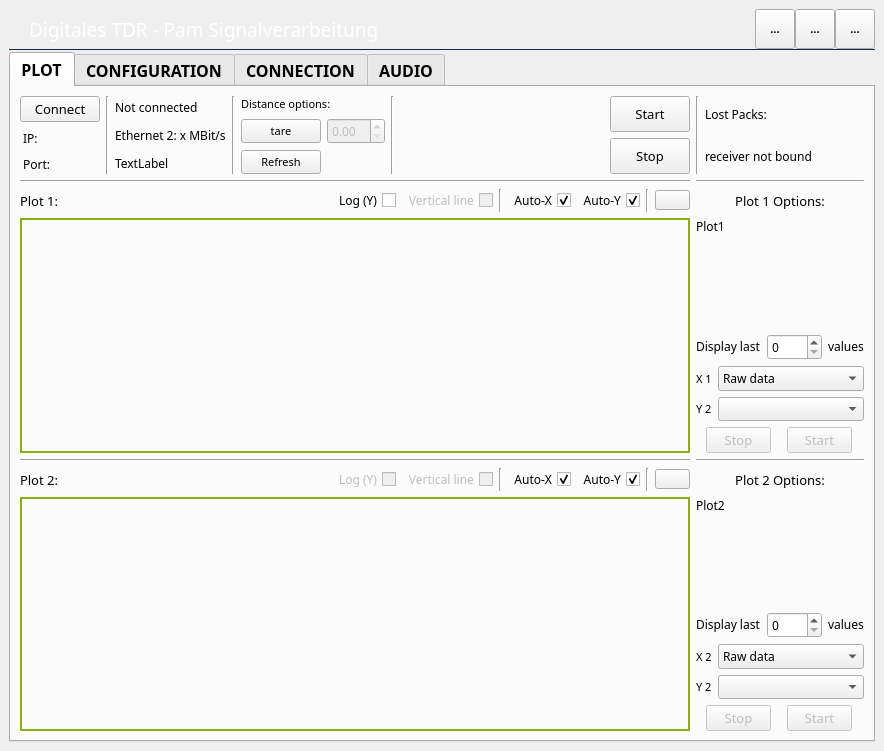
Before: the Qt Designer form resources/Mainwindow.ui in arongrk/Pam, drawn with Qt 5.
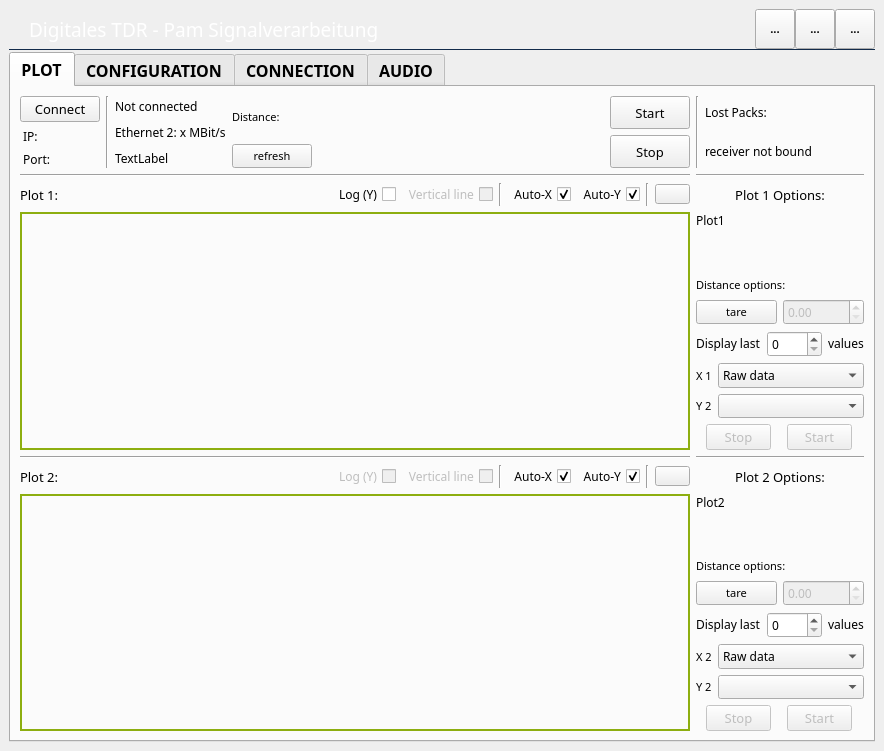
After: the same form once the commit is applied. Icons and pictures are not drawn. Custom widgets are drawn as their Qt base class.

Commit message: A lot of improvements, most double functions gone, buggs fixed on connecting and disconnecting plots

```diff
--- a/resources/Mainwindow.ui
+++ b/resources/Mainwindow.ui
@@ -439,7 +439,7 @@
             </item>
             <item row="6" column="1">
              <layout class="QGridLayout" name="gridLayout_5">
-              <item row="3" column="0">
+              <item row="4" column="0">
                <layout class="QHBoxLayout" name="horizontalLayout_4">
                 <item>
                  <widget class="QLabel" name="label_18">
@@ -500,7 +500,7 @@
                 </item>
                </layout>
               </item>
-              <item row="6" column="0">
+              <item row="7" column="0">
                <layout class="QHBoxLayout" name="horizontalLayout_6">
                 <item>
                  <widget class="QPushButton" name="stop_plot2">
@@ -558,24 +558,6 @@
                 </item>
                </layout>
               </item>
-              <item row="0" column="0">
-               <widget class="QLabel" name="label_22">
-                <property name="font">
-                 <font>
-                  <family>RubFlama</family>
-                  <pointsize>9</pointsize>
-                  <weight>50</weight>
-                  <bold>false</bold>
-                 </font>
-                </property>
-                <property name="text">
-                 <string>Plot2</string>
-                </property>
-                <property name="textInteractionFlags">
-                 <set>Qt::LinksAccessibleByMouse|Qt::TextSelectableByKeyboard|Qt::TextSelectableByMouse</set>
-                </property>
-               </widget>
-              </item>
               <item row="1" column="0">
                <spacer name="verticalSpacer">
                 <property name="orientation">
@@ -589,7 +571,7 @@
                 </property>
                </spacer>
               </item>
-              <item row="4" column="0">
+              <item row="5" column="0">
                <layout class="QFormLayout" name="formLayout_4">
                 <item row="0" column="1">
                  <widget class="QComboBox" name="x_data_box2">
@@ -642,6 +624,67 @@
                 </item>
                </layout>
               </item>
+              <item row="0" column="0">
+               <widget class="QLabel" name="label_22">
+                <property name="font">
+                 <font>
+                  <family>RubFlama</family>
+                  <pointsize>9</pointsize>
+                  <weight>50</weight>
+                  <bold>false</bold>
+                 </font>
+                </property>
+                <property name="text">
+                 <string>Plot2</string>
+                </property>
+                <property name="textInteractionFlags">
+                 <set>Qt::LinksAccessibleByMouse|Qt::TextSelectableByKeyboard|Qt::TextSelectableByMouse</set>
+                </property>
+               </widget>
+              </item>
+              <item row="2" column="0">
+               <layout class="QVBoxLayout" name="verticalLayout_12">
+                <item>
+                 <widget class="QLabel" name="label_39">
+                  <property name="text">
+                   <string>Distance options:</string>
+                  </property>
+                  <property name="alignment">
+                   <set>Qt::AlignLeading|Qt::AlignLeft|Qt::AlignVCenter</set>
+                  </property>
+                 </widget>
+                </item>
+                <item>
+                 <layout class="QHBoxLayout" name="horizontalLayout_13">
+                  <property name="spacing">
+                   <number>6</number>
+                  </property>
+                  <item>
+                   <widget class="QPushButton" name="tare_distance_button_2">
+                    <property name="text">
+                     <string>tare</string>
+                    </property>
+                   </widget>
+                  </item>
+                  <item>
+                   <widget class="QDoubleSpinBox" name="distance_const_box_2">
+                    <property name="enabled">
+                     <bool>false</bool>
+                    </property>
+                    <property name="font">
+                     <font>
+                      <family>RubFlama</family>
+                      <pointsize>9</pointsize>
+                      <weight>50</weight>
+                      <bold>false</bold>
+                     </font>
+                    </property>
+                   </widget>
+                  </item>
+                 </layout>
+                </item>
+               </layout>
+              </item>
              </layout>
             </item>
             <item row="2" column="0">
@@ -839,6 +882,49 @@
                 </property>
                </spacer>
               </item>
+              <item>
+               <layout class="QVBoxLayout" name="verticalLayout_10">
+                <item>
+                 <widget class="QLabel" name="label_34">
+                  <property name="text">
+                   <string>Distance options:</string>
+                  </property>
+                  <property name="alignment">
+                   <set>Qt::AlignLeading|Qt::AlignLeft|Qt::AlignVCenter</set>
+                  </property>
+                 </widget>
+                </item>
+                <item>
+                 <layout class="QHBoxLayout" name="horizontalLayout_12">
+                  <property name="spacing">
+                   <number>6</number>
+                  </property>
+                  <item>
+                   <widget class="QPushButton" name="tare_distance_button_1">
+                    <property name="text">
+                     <string>tare</string>
+                    </property>
+                   </widget>
+                  </item>
+                  <item>
+                   <widget class="QDoubleSpinBox" name="distance_const_box_1">
+                    <property name="enabled">
+                     <bool>false</bool>
+                    </property>
+                    <property name="font">
+                     <font>
+                      <family>RubFlama</family>
+                      <pointsize>9</pointsize>
+                      <weight>50</weight>
+                      <bold>false</bold>
+                     </font>
+                    </property>
+                   </widget>
+                  </item>
+                 </layout>
+                </item>
+               </layout>
+              </item>
               <item>
                <layout class="QHBoxLayout" name="horizontalLayout_3">
                 <item>
@@ -1073,7 +1159,7 @@
              </widget>
             </item>
             <item row="0" column="0">
-             <layout class="QHBoxLayout" name="horizontalLayout_2" stretch="0,0,0,0,0,0,0,0,0,0">
+             <layout class="QHBoxLayout" name="horizontalLayout_2" stretch="0,0,0,0,0,0,0,0">
               <item>
                <layout class="QVBoxLayout" name="verticalLayout">
                 <item>
@@ -1213,80 +1299,25 @@
                </layout>
               </item>
               <item>
-               <widget class="Line" name="line_11">
-                <property name="orientation">
-                 <enum>Qt::Vertical</enum>
-                </property>
-               </widget>
-              </item>
-              <item>
-               <layout class="QVBoxLayout" name="verticalLayout_9"/>
-              </item>
-              <item>
-               <layout class="QVBoxLayout" name="verticalLayout_10">
+               <layout class="QVBoxLayout" name="verticalLayout_13">
                 <item>
-                 <widget class="QLabel" name="label_34">
+                 <widget class="QLabel" name="label_40">
                   <property name="text">
-                   <string>Distance options:</string>
-                  </property>
-                  <property name="alignment">
-                   <set>Qt::AlignLeading|Qt::AlignLeft|Qt::AlignVCenter</set>
+                   <string>Distance:</string>
                   </property>
                  </widget>
                 </item>
-                <item>
-                 <layout class="QHBoxLayout" name="horizontalLayout_12">
-                  <property name="spacing">
-                   <number>6</number>
-                  </property>
-                  <item>
-                   <widget class="QPushButton" name="tare_distance">
-                    <property name="text">
-                     <string>tare</string>
-                    </property>
-                   </widget>
-                  </item>
-                  <item>
-                   <widget class="QDoubleSpinBox" name="distance_const">
-                    <property name="enabled">
-                     <bool>false</bool>
-                    </property>
-                    <property name="font">
-                     <font>
-                      <family>RubFlama</family>
-                      <pointsize>9</pointsize>
-                      <weight>50</weight>
-                      <bold>false</bold>
-                     </font>
-                    </property>
-                   </widget>
-                  </item>
-                 </layout>
-                </item>
                 <item>
                  <widget class="QPushButton" name="refresh_distance_button">
-                  <property name="enabled">
-                   <bool>true</bool>
-                  </property>
-                  <property name="sizePolicy">
-                   <sizepolicy hsizetype="Maximum" vsizetype="Fixed">
-                    <horstretch>0</horstretch>
-                    <verstretch>0</verstretch>
-                   </sizepolicy>
-                  </property>
                   <property name="text">
-                   <string>Refresh</string>
+                   <string>refresh</string>
                   </property>
                  </widget>
                 </item>
                </layout>
               </item>
               <item>
-               <widget class="Line" name="line_13">
-                <property name="orientation">
-                 <enum>Qt::Vertical</enum>
-                </property>
-               </widget>
+               <layout class="QVBoxLayout" name="verticalLayout_9"/>
               </item>
               <item>
                <spacer name="horizontalSpacer_2">
```
The commit also changes 3 other files.
